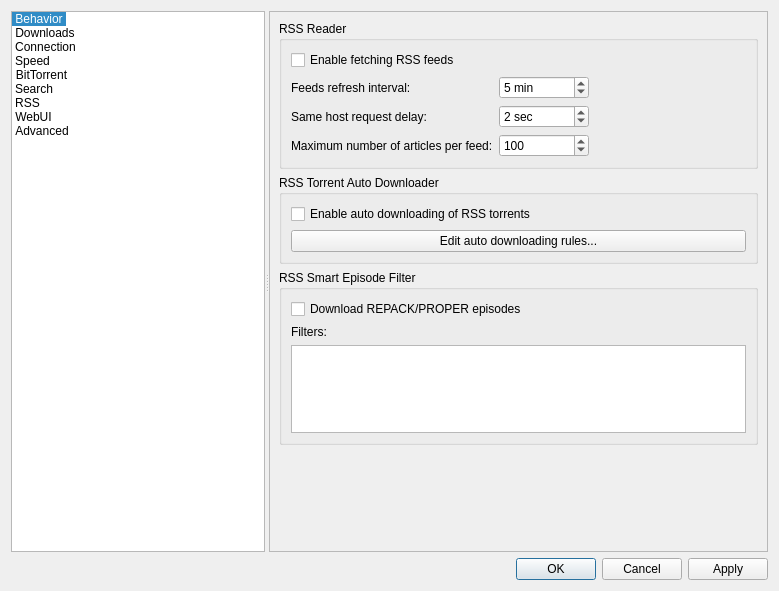
Qt form src/gui/optionsdialog.ui (username227/qBittorrent-remote) before a commit.
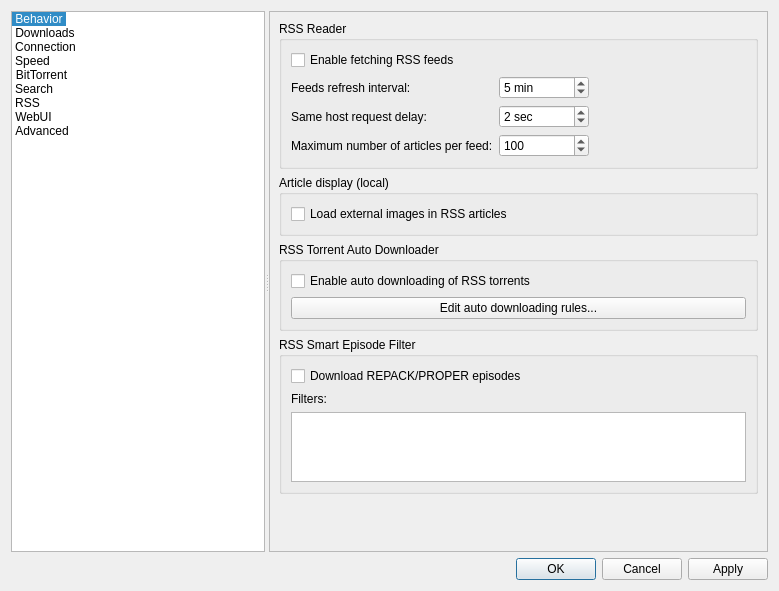
The same form after that commit. The open tabs and pages were chosen to show the change. Icons and pictures are not drawn.

The edit to the form file:
```diff
--- a/src/gui/optionsdialog.ui
+++ b/src/gui/optionsdialog.ui
@@ -3623,6 +3623,22 @@
               </layout>
              </widget>
             </item>
+            <item>
+             <widget class="QGroupBox" name="groupRSSLocalDisplay">
+              <property name="title">
+               <string>Article display (local)</string>
+              </property>
+              <layout class="QVBoxLayout" name="rssLocalDisplayLayout">
+               <item>
+                <widget class="QCheckBox" name="checkRSSLoadExternalImages">
+                 <property name="text">
+                  <string>Load external images in RSS articles</string>
+                 </property>
+                </widget>
+               </item>
+              </layout>
+             </widget>
+            </item>
             <item>
              <widget class="QGroupBox" name="groupRSSAutoDownloader">
               <property name="title">
```
